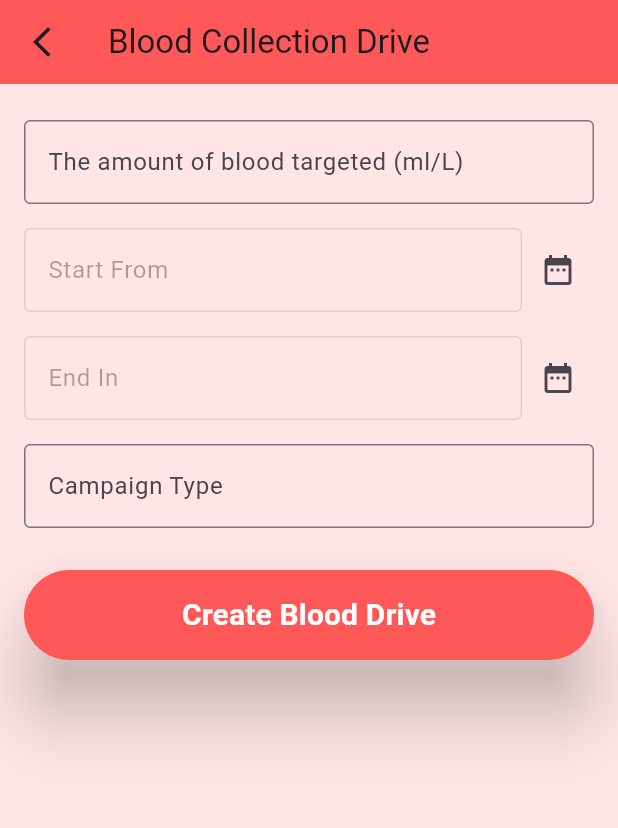
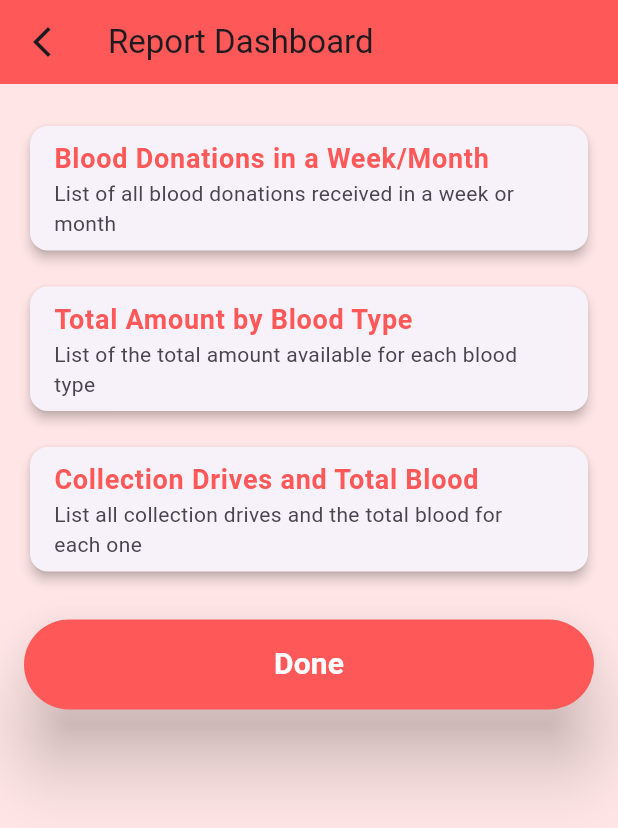
Before and after one commit to MoAlmubarak/ICS321-Database_project, a Flutter app: the HomePage screen opened directly, after a tap on "Generate Reports", on a phone screen of 412 x 824 dp. Shown: the top 828 px of the screen. Run offline on Flutter 3.47's test engine with Material 3 defaults, Android fonts, the phone set to English and light mode, and no system bars; our stand-ins replace sqflite; accounts and stored records are empty.

Commit message:
Adding generate report page

```diff
--- a/donate_blood/lib/pages/homePages/home_page.dart
+++ b/donate_blood/lib/pages/homePages/home_page.dart
@@ -1,4 +1,6 @@
+import 'package:donate_blood/pages/homePages/approve_blood_request.dart';
 import 'package:donate_blood/pages/homePages/blood_collection.dart';
+import 'package:donate_blood/pages/homePages/report_page.dart';
 import 'package:donate_blood/pages/homePages/sending_emails_page.dart';
 import 'package:flutter/material.dart';
 
@@ -38,8 +40,7 @@ class HomePage extends StatelessWidget {
                       Navigator.push(
                         context,
                         MaterialPageRoute(
-                          builder: (context) =>
-                              const BloodCollectionDrivePage(),
+                          builder: (context) => const BloodRequestsPage(),
                         ),
                       );
                     },
@@ -66,8 +67,7 @@ class HomePage extends StatelessWidget {
                       Navigator.push(
                         context,
                         MaterialPageRoute(
-                          builder: (context) =>
-                              const BloodCollectionDrivePage(),
+                          builder: (context) => const ReportDashboardPage(),
                         ),
                       );
                     },
--- /dev/null
+++ b/donate_blood/lib/pages/homePages/report_page.dart
@@ -0,0 +1,87 @@
+import 'package:flutter/material.dart';
+import 'package:flutter/services.dart';
+
+class ReportDashboardPage extends StatelessWidget {
+  const ReportDashboardPage({Key? key});
+
+  @override
+  Widget build(BuildContext context) {
+    return Scaffold(
+      appBar: AppBar(
+        backgroundColor: const Color.fromRGBO(255, 88, 88, 1.0),
+        title: const Text('Report Dashboard'),
+        leading: IconButton(
+          icon: const Icon(Icons.arrow_back_ios_new_sharp),
+          onPressed: () {
+            // Navigate to the previous page
+            Navigator.pop(context);
+          },
+        ),
+      ),
+      backgroundColor: const Color.fromRGBO(255, 229, 229, 1.0),
+      body: Padding(
+        padding: const EdgeInsets.all(16.0),
+        child: Column(
+          crossAxisAlignment: CrossAxisAlignment.stretch,
+          children: [
+            _buildReportItem(
+              'Blood Donations in a Week/Month',
+              'List of all blood donations received in a week or month',
+            ),
+            _buildReportItem(
+              'Total Amount by Blood Type',
+              'List of the total amount available for each blood type',
+            ),
+            _buildReportItem(
+              'Collection Drives and Total Blood',
+              'List all collection drives and the total blood for each one',
+            ),
+            const SizedBox(height: 20),
+            ElevatedButton(
+              onPressed: () {
+                // Implement logic for generating the report
+                // You may navigate to a new page or display the report here.
+                // For simplicity, let's just navigate to the HomeScreen.
+                Navigator.pop(context);
+              },
+              style: ElevatedButton.styleFrom(
+                shape: const StadiumBorder(),
+                elevation: 20,
+                backgroundColor: const Color.fromRGBO(255, 88, 88, 1.0),
+                minimumSize: const Size.fromHeight(60),
+              ),
+              child: const Text(
+                'Done',
+                style: TextStyle(
+                  fontSize: 20,
+                  fontWeight: FontWeight.bold,
+                  color: Colors.white,
+                ),
+              ),
+            ),
+          ],
+        ),
+      ),
+    );
+  }
+
+  Widget _buildReportItem(String title, String description) {
+    return Padding(
+      padding: const EdgeInsets.symmetric(vertical: 8.0),
+      child: Card(
+        elevation: 3,
+        child: ListTile(
+          title: Text(
+            title,
+            style: const TextStyle(
+              fontSize: 18,
+              fontWeight: FontWeight.bold,
+              color: Color.fromRGBO(255, 88, 88, 1.0),
+            ),
+          ),
+          subtitle: Text(description),
+        ),
+      ),
+    );
+  }
+}
```
Also changed, not shown: donate_blood/lib/pages/homePages/approve_blood_request.dart (added, +91 -0 lines), donate_blood/lib/pages/homePages/approve_blood_request2.dart (added, +68 -0 lines).
